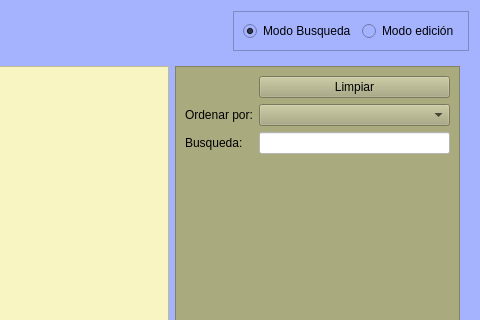
The window that Zona_Ventas/frmalbaran.ui (arcnexus/RedFoX) describes before a commit, drawn with Qt 5; both pictures show x 744 to 1224 and y 0 to 320 of the 1224 by 598 pixel window.
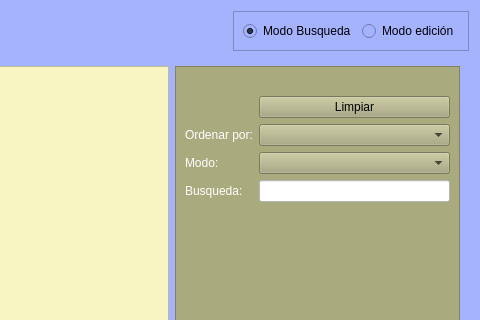
The same window after the commit. Icons and pictures are not drawn.

Patch:
```diff
--- a/Zona_Ventas/frmalbaran.ui
+++ b/Zona_Ventas/frmalbaran.ui
@@ -2954,31 +2954,41 @@
           <enum>QFrame::Raised</enum>
          </property>
          <layout class="QGridLayout" name="gridLayout_7">
-          <item row="1" column="1">
-           <widget class="QComboBox" name="cboOrden">
-            <property name="minimumSize">
-             <size>
-              <width>120</width>
-              <height>0</height>
-             </size>
-            </property>
-           </widget>
+          <item row="3" column="2">
+           <widget class="QComboBox" name="cboModo"/>
           </item>
-          <item row="1" column="0">
-           <widget class="QLabel" name="label_22">
-            <property name="text">
-             <string>Ordenar por:</string>
-            </property>
-           </widget>
-          </item>
-          <item row="2" column="0">
+          <item row="4" column="0">
            <widget class="QLabel" name="label_17">
+            <property name="styleSheet">
+             <string notr="true">color: rgb(255, 255, 255);</string>
+            </property>
             <property name="text">
              <string>Busqueda:</string>
             </property>
            </widget>
           </item>
-          <item row="3" column="0">
+          <item row="1" column="2">
+           <widget class="QPushButton" name="btnLimpiar">
+            <property name="text">
+             <string>Limpiar</string>
+            </property>
+            <property name="icon">
+             <iconset resource="../maya.qrc">
+              <normaloff>:/Icons/PNG/clean.png</normaloff>:/Icons/PNG/clean.png</iconset>
+            </property>
+           </widget>
+          </item>
+          <item row="2" column="0">
+           <widget class="QLabel" name="label_22">
+            <property name="styleSheet">
+             <string notr="true">color: rgb(255, 255, 255);</string>
+            </property>
+            <property name="text">
+             <string>Ordenar por:</string>
+            </property>
+           </widget>
+          </item>
+          <item row="5" column="0">
            <spacer name="verticalSpacer_3">
             <property name="orientation">
              <enum>Qt::Vertical</enum>
@@ -2991,21 +3001,40 @@
             </property>
            </spacer>
           </item>
-          <item row="2" column="1">
+          <item row="2" column="2">
+           <widget class="QComboBox" name="cboOrden">
+            <property name="minimumSize">
+             <size>
+              <width>120</width>
+              <height>0</height>
+             </size>
+            </property>
+           </widget>
+          </item>
+          <item row="4" column="2">
            <widget class="QLineEdit" name="txtBuscar">
             <property name="styleSheet">
              <string notr="true">background-color: rgb(255, 255, 255);</string>
             </property>
            </widget>
           </item>
-          <item row="0" column="1">
-           <widget class="QPushButton" name="btnLimpiar">
+          <item row="3" column="0">
+           <widget class="QLabel" name="label_23">
+            <property name="styleSheet">
+             <string notr="true">color: rgb(255, 255, 255);</string>
+            </property>
             <property name="text">
-             <string>Limpiar</string>
+             <string>Modo:</string>
             </property>
-            <property name="icon">
-             <iconset resource="../maya.qrc">
-              <normaloff>:/Icons/PNG/clean.png</normaloff>:/Icons/PNG/clean.png</iconset>
+           </widget>
+          </item>
+          <item row="0" column="2">
+           <widget class="QLabel" name="label_30">
+            <property name="text">
+             <string/>
+            </property>
+            <property name="pixmap">
+             <pixmap resource="../maya.qrc">:/Icons/PNG/busca_filtra.png</pixmap>
             </property>
            </widget>
           </item>
```
Left out of the diff: 1 changed line with no effect on the pictures.
